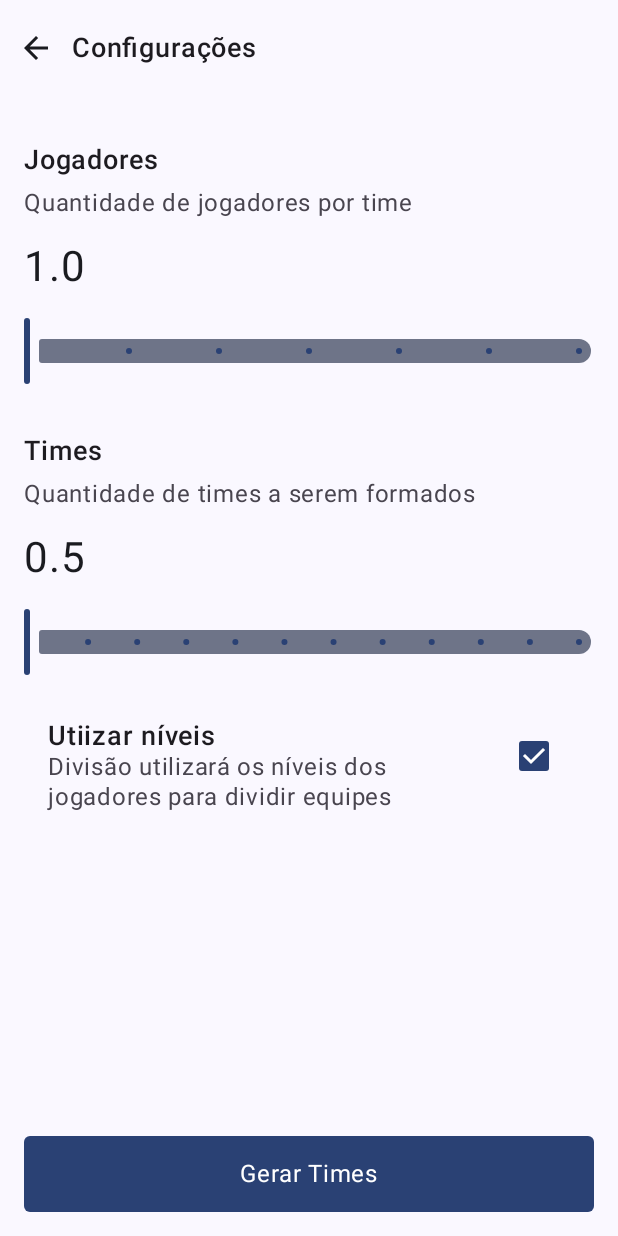
After one commit to andreesperanca/camisa_nove, an Android app built with Jetpack Compose: the composable SettingsBalancedTeams shown on its own in the app's theme, on a phone screen of 412 x 824 dp. The commit adds this screen. Run offline under Robolectric (Android 15) with nearby library versions, the phone set to English and light mode, and no system bars; libraries missing offline, so code that uses them is left out: com.example.compose; 4 statements that could not run were skipped.

Commit message:
- feat: init implement settings balanced teams screen

```diff
--- a/app/src/main/java/com/andreesperanca/camisanove/MainActivity.kt
+++ b/app/src/main/java/com/andreesperanca/camisanove/MainActivity.kt
@@ -11,6 +11,7 @@ import androidx.compose.ui.Modifier
 import androidx.compose.ui.tooling.preview.Preview
 import com.andreesperanca.camisanove.screen.MainScreen
 import com.andreesperanca.feature_balanced_team.ui.screens.PlayersScreen
+import com.andreesperanca.feature_balanced_team.ui.screens.SettingsBalancedTeams
 import com.andreesperanca.ui_components.theme.C9Theme
 
 class MainActivity : ComponentActivity() {
@@ -20,8 +21,9 @@ class MainActivity : ComponentActivity() {
             C9Theme {
                 // A surface container using the 'background' color from the theme
                 Surface(modifier = Modifier.fillMaxSize(), color = MaterialTheme.colorScheme.background) {
-                    PlayersScreen()
+//                    PlayersScreen()
 //                    MainScreen()
+                    SettingsBalancedTeams()
                 }
             }
         }
--- a/feature_balanced_team/src/main/java/com/andreesperanca/feature_balanced_team/ui/screens/PlayersScreen.kt
+++ b/feature_balanced_team/src/main/java/com/andreesperanca/feature_balanced_team/ui/screens/PlayersScreen.kt
@@ -49,7 +49,7 @@ fun PlayersScreen(modifier: Modifier = Modifier) {
             modifier = modifier
                 .fillMaxWidth()
                 .fillMaxHeight()
-                .background(Color(0xFFFBF8FD))
+                .background(MaterialTheme.colorScheme.surface)
                 .align(Alignment.TopCenter)
         ) {
 
--- /dev/null
+++ b/feature_balanced_team/src/main/java/com/andreesperanca/feature_balanced_team/ui/screens/SettingsBalancedTeams.kt
@@ -0,0 +1,250 @@
+package com.andreesperanca.feature_balanced_team.ui.screens
+
+import androidx.compose.foundation.background
+import androidx.compose.foundation.clickable
+import androidx.compose.foundation.layout.Box
+import androidx.compose.foundation.layout.Column
+import androidx.compose.foundation.layout.PaddingValues
+import androidx.compose.foundation.layout.fillMaxHeight
+import androidx.compose.foundation.layout.fillMaxSize
+import androidx.compose.foundation.layout.fillMaxWidth
+import androidx.compose.foundation.layout.padding
+import androidx.compose.material3.Checkbox
+import androidx.compose.material3.ExperimentalMaterial3Api
+import androidx.compose.material3.Icon
+import androidx.compose.material3.ListItem
+import androidx.compose.material3.ListItemColors
+import androidx.compose.material3.ListItemDefaults
+import androidx.compose.material3.MaterialTheme
+import androidx.compose.material3.RangeSlider
+import androidx.compose.material3.Slider
+import androidx.compose.material3.SliderDefaults
+import androidx.compose.material3.SliderState
+import androidx.compose.material3.Text
+import androidx.compose.material3.TopAppBar
+import androidx.compose.material3.TopAppBarDefaults
+import androidx.compose.runtime.Composable
+import androidx.compose.runtime.getValue
+import androidx.compose.runtime.mutableFloatStateOf
+import androidx.compose.runtime.mutableStateOf
+import androidx.compose.runtime.remember
+import androidx.compose.runtime.setValue
+import androidx.compose.ui.Alignment
+import androidx.compose.ui.Modifier
+import androidx.compose.ui.res.dimensionResource
+import androidx.compose.ui.res.painterResource
+import androidx.compose.ui.res.stringResource
+import androidx.compose.ui.tooling.preview.Preview
+import androidx.compose.ui.unit.dp
+import com.andreesperanca.feature_balanced_team.R
+import com.andreesperanca.ui_components.components.buttons.ButtonLarge
+import com.andreesperanca.ui_components.components.texts.DescriptionMedium
+import com.andreesperanca.ui_components.components.texts.HeaderLarge
+import com.andreesperanca.ui_components.components.texts.TitleMedium
+import com.andreesperanca.ui_components.theme.C9Theme
+import com.example.compose.md_theme_light_surfaceContainer
+import java.lang.Math.ceil
+import kotlin.math.absoluteValue
+import kotlin.math.roundToInt
+
+@OptIn(ExperimentalMaterial3Api::class)
+@Composable
+fun SettingsBalancedTeams(modifier: Modifier = Modifier) {
+
+
+    val playersSliderState = SliderState(
+        initialValue = 0f,
+        steps = 10,
+        valueRange = 0f..5f,
+    )
+
+    val teamsSliderState = SliderState(
+        initialValue = 0f,
+        steps = 10,
+        valueRange = 0f..5f,
+    )
+
+    var levelBalanced by remember { mutableStateOf(true) }
+
+    var playersSliderPosition by remember { mutableFloatStateOf(1f) }
+
+    var teamsSliderPosition by remember { mutableFloatStateOf(0.5f) }
+
+    Box(
+        modifier = Modifier
+            .fillMaxSize()
+    ) {
+
+        Column(
+            modifier = modifier
+                .fillMaxWidth()
+                .fillMaxHeight()
+                .background(MaterialTheme.colorScheme.surface)
+                .align(Alignment.TopCenter)
+        ) {
+
+            TopAppBar(
+                colors = TopAppBarDefaults.topAppBarColors(
+                    containerColor = md_theme_light_surfaceContainer
+                ),
+                title = {
+                    TitleMedium(text = stringResource(R.string.feature_balanced_team_settings))
+                },
+                navigationIcon = {
+                    Icon(
+                        modifier = Modifier.padding(PaddingValues(dimensionResource(id = R.dimen.padding_small))),
+                        tint = MaterialTheme.colorScheme.onSurface,
+                        painter = painterResource(id = com.andreesperanca.ui_components.R.drawable.ic_back),
+                        contentDescription = stringResource(R.string.feature_balanced_team_back_button_description)
+                    )
+                }
+            )
+
+            TitleMedium(
+                modifier = Modifier
+                    .padding(
+                        top = dimensionResource(id = R.dimen.padding_large),
+                        start = dimensionResource(
+                            id = R.dimen.padding_medium
+                        )
+                    )
+                    .fillMaxWidth(),
+                text = stringResource(
+                    id = R.string.feature_balanced_players_title
+                )
+            )
+
+            DescriptionMedium(
+                modifier = Modifier
+                    .fillMaxWidth()
+                    .padding(
+                        start = dimensionResource(R.dimen.padding_medium),
+                        end = dimensionResource(R.dimen.padding_medium),
+                        top = dimensionResource(R.dimen.padding_small)
+                    ),
+                text = stringResource(R.string.feature_balanced_players_description)
+            )
+
+            HeaderLarge(
+                modifier = Modifier.padding(
+                    top = dimensionResource(id = R.dimen.padding_medium),
+                    start = dimensionResource(id = R.dimen.padding_medium)
+                ),
+                text = playersSliderPosition.toString()
+            )
+
+            Slider(
+                modifier = Modifier.padding(
+                    top = dimensionResource(id = R.dimen.padding_medium),
+                    start = dimensionResource(id = R.dimen.padding_medium),
+                    end = dimensionResource(id = R.dimen.padding_medium)
+                ),
+                value = playersSliderPosition,
+                onValueChange = { playersSliderPosition =  it },
+                colors = SliderDefaults.colors(
+//                    thumbColor = MaterialTheme.colorScheme.secondary,
+//                    activeTrackColor = MaterialTheme.colorScheme.secondary,
+//                    inactiveTrackColor = MaterialTheme.colorScheme.secondaryContainer,
+                ),
+                steps = 5,
+                valueRange =0f..100f
+            )
+
+            TitleMedium(
+                modifier = Modifier
+                    .padding(
+                        top = dimensionResource(id = R.dimen.padding_large),
+                        start = dimensionResource(
+                            id = R.dimen.padding_medium
+                        )
+                    )
+                    .fillMaxWidth(),
+                text = stringResource(
+                    id = R.string.feature_balanced_teams_title
+                )
+            )
+
+            DescriptionMedium(
+                modifier = Modifier
+                    .fillMaxWidth()
+                    .padding(
+                        start = dimensionResource(R.dimen.padding_medium),
+                        end = dimensionResource(R.dimen.padding_medium),
+                        top = dimensionResource(R.dimen.padding_small)
+                    ),
+                text = stringResource(R.string.feature_balanced_teams_description)
+            )
+
+            HeaderLarge(
+                modifier = Modifier.padding(
+                    top = dimensionResource(id = R.dimen.padding_medium),
+                    start = dimensionResource(id = R.dimen.padding_medium)
+                ),
+                text = teamsSliderPosition.toString()
+            )
+
+            Slider(
+                modifier = Modifier.padding(
+                    top = dimensionResource(id = R.dimen.padding_medium),
+                    start = dimensionResource(id = R.dimen.padding_medium),
+                    end = dimensionResource(id = R.dimen.padding_medium)
+                ),
+                value = teamsSliderPosition,
+                onValueChange = { teamsSliderPosition = it },
+                colors = SliderDefaults.colors(
+//                    thumbColor = MaterialTheme.colorScheme.secondary,
+//                    activeTrackColor = MaterialTheme.colorScheme.secondary,
+//                    inactiveTrackColor = MaterialTheme.colorScheme.secondaryContainer,
+                ),
+                steps = 10,
+                valueRange = 1f..10f
+            )
+
+                ListItem(
+                modifier = Modifier.padding(
+                    top = dimensionResource(id = R.dimen.padding_medium),
+                    start = dimensionResource(id = R.dimen.padding_medium),
+                    end = dimensionResource(id = R.dimen.padding_medium)
+                ),
+                headlineContent = {
+                    TitleMedium(
+                        text = stringResource(id = R.string.feature_balanced_use_levels_title)
+                    )
+                },
+                supportingContent = {
+                    DescriptionMedium(text = stringResource(id = R.string.feature_balanced_use_levels_description))
+                },
+                trailingContent = {
+                    Checkbox(
+                        levelBalanced,
+                        onCheckedChange = {
+                            levelBalanced = !levelBalanced
+                        })
+                },
+                    colors = ListItemDefaults.colors(
+                        containerColor = md_theme_light_surfaceContainer
+                    )
+            )
+        }
+
+        ButtonLarge(
+            modifier = Modifier
+                .padding(bottom = 16.dp)
+                .align(Alignment.BottomCenter),
+            onClickCta = {
+
+            },
+            title = stringResource(id = R.string.generated_teams),
+        )
+    }
+
+
+}
+
+@Preview
+@Composable
+fun SettingsBalancedTeamsPreview() {
+    C9Theme {
+        SettingsBalancedTeams()
+    }
+}
--- a/feature_balanced_team/src/main/res/values/strings.xml
+++ b/feature_balanced_team/src/main/res/values/strings.xml
@@ -7,4 +7,11 @@
     <string name="generated_teams">Gerar Times</string>
     <string name="settings">Configurações</string>
     <string name="players_screen_description">Adicione jogadores e forme equipes equilibradas</string>
+    <string name="feature_balanced_team_settings">Configurações</string>
+    <string name="feature_balanced_players_title">Jogadores</string>
+    <string name="feature_balanced_players_description">Quantidade de jogadores por time</string>
+    <string name="feature_balanced_teams_title">Times</string>
+    <string name="feature_balanced_teams_description">Quantidade de times a serem formados</string>
+    <string name="feature_balanced_use_levels_title">Utiizar níveis</string>
+    <string name="feature_balanced_use_levels_description">Divisão utilizará os níveis dos jogadores para dividir equipes\n</string>
 </resources>
--- /dev/null
+++ b/ui_components/src/main/java/com/andreesperanca/ui_components/components/texts/HeaderText.kt
@@ -0,0 +1,18 @@
+package com.andreesperanca.ui_components.components.texts
+
+import androidx.compose.material3.MaterialTheme
+import androidx.compose.material3.Text
+import androidx.compose.runtime.Composable
+import androidx.compose.ui.Modifier
+
+@Composable
+fun HeaderLarge(
+    modifier: Modifier = Modifier,
+    text: String
+) {
+    Text(modifier = modifier,
+        color = MaterialTheme.colorScheme.onSurface,
+        text = text,
+        style = MaterialTheme.typography.headlineMedium
+    )
+}
```
